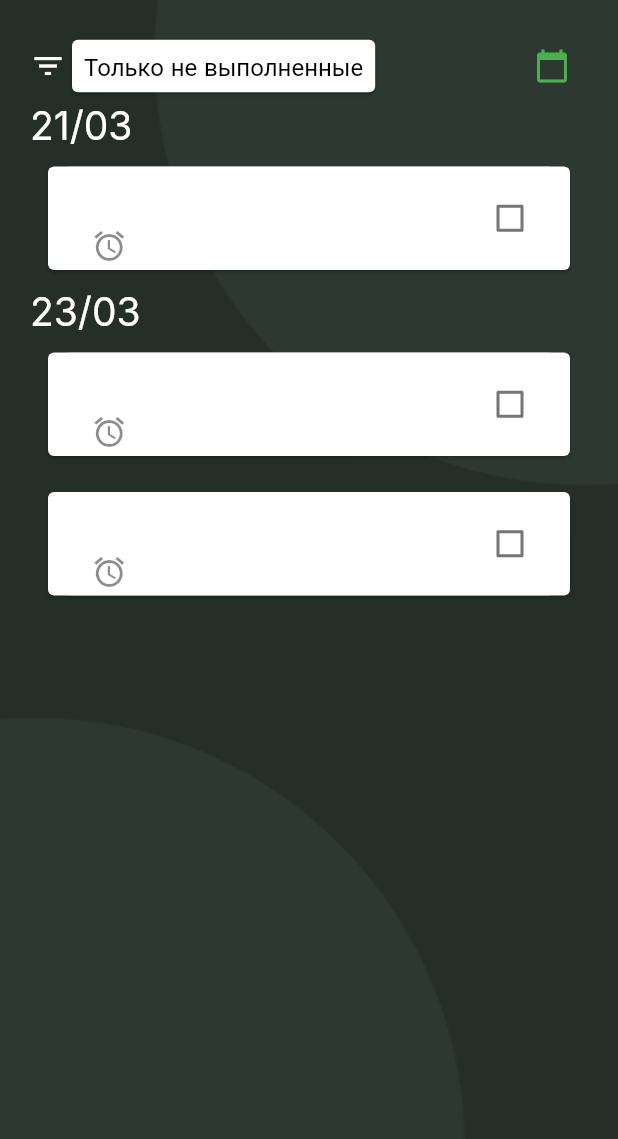
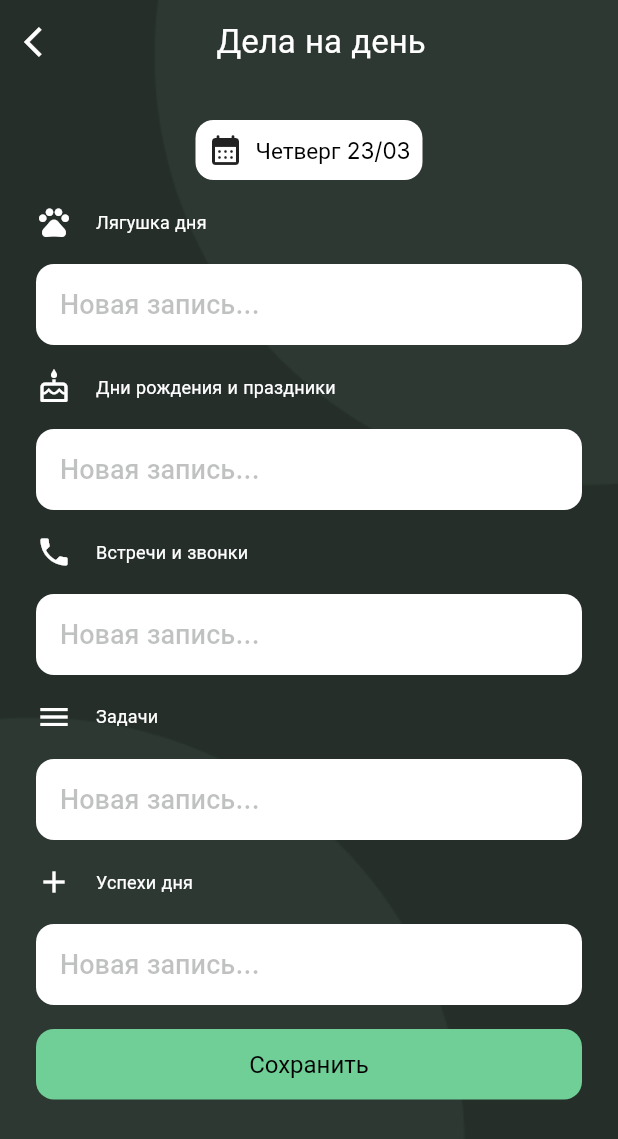
Before and after one commit to artemka-web3/IamAppV2, a Flutter app: the Diary widget shown alone on an empty page, opened directly, after a tap on the "calendar today" icon, on a phone screen of 412 x 824 dp. Shown: the top 1139 px of the screen. Run offline on Flutter 3.47's test engine with Material 2 defaults, Android fonts, the phone set to English and light mode, and no system bars; our stand-ins replace firebase_core, google_fonts; accounts and stored records are empty; project files that could hold a hidden picture were left out.

Commit message:
Page NewDiary(NewNode)
-Добавлена страница "Дела на день"

```diff
--- a/lib/main.dart
+++ b/lib/main.dart
@@ -5,7 +5,7 @@ import 'package:i_am_app/pages/settings.dart';
 import 'package:provider/provider.dart';
 import 'pages/home.dart';
 import 'pages/goals/goals.dart';
-import 'pages/diary.dart';
+import 'pages/diary/diary.dart';
 import 'pages/index_of_life.dart';
 import 'pages/helpful_info.dart';
 import 'pages/earning_spending/earnings_n_spendings.dart';
@@ -31,6 +31,16 @@ void main() async {
             color: Colors.white,
             fontWeight: FontWeight.w500,
             fontSize: 18.0,
+          ),
+          titleLarge: TextStyle(
+            color: Colors.white,
+            fontWeight: FontWeight.w400,
+            fontSize: 22.0,
+          ),
+          titleSmall: TextStyle(
+            color: Colors.white,
+            fontWeight: FontWeight.w400,
+            fontSize: 12.0,
           ),
           bodyMedium: TextStyle(
             color: Colors.black,
--- a/lib/pages/auth/birth_meaning.dart
+++ b/lib/pages/auth/birth_meaning.dart
@@ -1,4 +1,5 @@
 import 'package:flutter/material.dart';
+import 'package:i_am_app/main.dart';
 
 class BirthMeaning extends StatelessWidget {
   const BirthMeaning({super.key});
@@ -101,6 +102,11 @@ class BirthMeaning extends StatelessWidget {
                   height: 8.0,
                 ),
                 GestureDetector(
+                  onTap: () => Navigator.of(context).push(
+                    MaterialPageRoute(
+                      builder: (context) => const MyApp(pageIndex: 0),
+                    ),
+                  ),
                   child: Container(
                     padding: const EdgeInsets.symmetric(vertical: 14.0),
                     decoration: const BoxDecoration(
--- a/lib/pages/auth/sign_in.dart
+++ b/lib/pages/auth/sign_in.dart
@@ -1,5 +1,4 @@
 import 'package:flutter/material.dart';
-import 'package:i_am_app/main.dart';
 import 'package:i_am_app/pages/auth/birth_meaning.dart';
 import 'package:i_am_app/pages/auth/password_recovery.dart';
 
--- a/lib/pages/diary.dart
+++ b/lib/pages/diary/diary.dart
@@ -1,4 +1,5 @@
 import 'package:flutter/material.dart';
+import 'package:i_am_app/pages/diary/new_node.dart';
 
 class Diary extends StatelessWidget {
   const Diary({super.key});
@@ -33,7 +34,15 @@ class Diary extends StatelessWidget {
                         )),
                       ],
                     ),
-                    IconButton(onPressed: (){}, icon: Icon(Icons.calendar_today, color: Colors.green,))
+                    IconButton(
+                      onPressed: () => Navigator.of(context).push(
+                          MaterialPageRoute(
+                              builder: (context) => const NewNode())),
+                      icon: const Icon(
+                        Icons.calendar_today,
+                        color: Colors.green,
+                      ),
+                    ),
                   ],
                 ),
                 Text('21/03',
--- /dev/null
+++ b/lib/pages/diary/new_node.dart
@@ -0,0 +1,197 @@
+import 'package:flutter/material.dart';
+
+class NewNode extends StatelessWidget {
+  const NewNode({super.key});
+
+  @override
+  Widget build(BuildContext context) {
+    return Scaffold(
+      extendBodyBehindAppBar: true,
+      appBar: AppBar(
+        elevation: 0,
+        backgroundColor: Colors.transparent,
+        leading: IconButton(
+          onPressed: () => Navigator.of(context).pop(),
+          icon: const Icon(
+            Icons.arrow_back_ios,
+          ),
+        ),
+        title: Align(
+          alignment: Alignment.center,
+          child: Text(
+            'Дела на день',
+            style: Theme.of(context).textTheme.titleLarge,
+          ),
+        ),
+        actions: const [
+          SizedBox(
+            width: 40.0,
+          ),
+        ],
+      ),
+      body: Container(
+        padding: const EdgeInsets.symmetric(horizontal: 24.0),
+        decoration: const BoxDecoration(
+          image: DecorationImage(
+              image: AssetImage("assets/images/background.png"),
+              fit: BoxFit.cover),
+        ),
+        child: SafeArea(
+          child: Column(
+            children: [
+              const SizedBox(
+                height: 24.0,
+              ),
+              Center(
+                child: Container(
+                  padding: const EdgeInsets.all(8.0),
+                  decoration: const BoxDecoration(
+                    borderRadius: BorderRadius.all(
+                      Radius.circular(12.0),
+                    ),
+                    color: Colors.white,
+                  ),
+                  child: const Row(
+                    mainAxisSize: MainAxisSize.min,
+                    children: [
+                      Icon(
+                        Icons.calendar_month_rounded,
+                      ),
+                      SizedBox(
+                        width: 8.0,
+                      ),
+                      Text(
+                        "Четверг 23/03",
+                        style: TextStyle(fontSize: 15.0),
+                      ),
+                    ],
+                  ),
+                ),
+              ),
+              const SizedBox(
+                height: 16.0,
+              ),
+              const Node(
+                icon: Icon(
+                  Icons.pets,
+                  color: Colors.white,
+                ),
+                title: 'Лягушка дня',
+              ),
+              const SizedBox(
+                height: 16.0,
+              ),
+              const Node(
+                icon: Icon(
+                  Icons.cake_outlined,
+                  color: Colors.white,
+                ),
+                title: 'Дни рождения и праздники',
+              ),
+              const SizedBox(
+                height: 16.0,
+              ),
+              const Node(
+                icon: Icon(
+                  Icons.phone,
+                  color: Colors.white,
+                ),
+                title: 'Встречи и звонки',
+              ),
+              const SizedBox(
+                height: 16.0,
+              ),
+              const Node(
+                icon: Icon(
+                  Icons.menu,
+                  color: Colors.white,
+                ),
+                title: 'Задачи',
+              ),
+              const SizedBox(
+                height: 16.0,
+              ),
+              const Node(
+                icon: Icon(
+                  Icons.add,
+                  color: Colors.white,
+                ),
+                title: 'Успехи дня',
+              ),
+              const SizedBox(
+                height: 16.0,
+              ),
+              GestureDetector(
+                onTap: () {},
+                child: Container(
+                  padding: const EdgeInsets.symmetric(vertical: 14.0),
+                  decoration: const BoxDecoration(
+                    borderRadius: BorderRadius.all(
+                      Radius.circular(12.0),
+                    ),
+                    color: Color.fromARGB(255, 111, 207, 151),
+                  ),
+                  child: Center(
+                    child: Text(
+                      "Сохранить",
+                      style: Theme.of(context).textTheme.bodyMedium,
+                    ),
+                  ),
+                ),
+              ),
+            ],
+          ),
+        ),
+      ),
+    );
+  }
+}
+
+class Node extends StatelessWidget {
+  final Icon icon;
+  final String title;
+  final Icon? info;
+
+  const Node({super.key, required this.icon, required this.title, this.info});
+
+  @override
+  Widget build(BuildContext context) {
+    return Column(
+      children: [
+        Row(
+          children: [
+            icon,
+            const SizedBox(
+              width: 16.0,
+            ),
+            Text(
+              title,
+              style: Theme.of(context).textTheme.titleSmall,
+            ),
+            const SizedBox(
+              width: 16.0,
+            ),
+            info ?? const SizedBox(),
+          ],
+        ),
+        const SizedBox(
+          height: 16.0,
+        ),
+        Container(
+          decoration: const BoxDecoration(
+            borderRadius: BorderRadius.all(
+              Radius.circular(12.0),
+            ),
+            color: Colors.white,
+          ),
+          child: TextFormField(
+            decoration: const InputDecoration(
+                contentPadding: EdgeInsets.all(16.0),
+                border: InputBorder.none,
+                hintText: "Новая запись..."),
+          ),
+        ),
+      ],
+    );
+  }
+}
```
